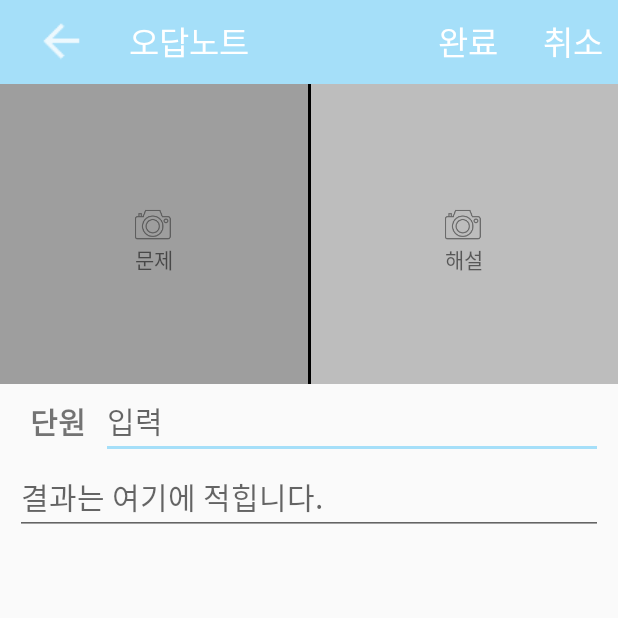
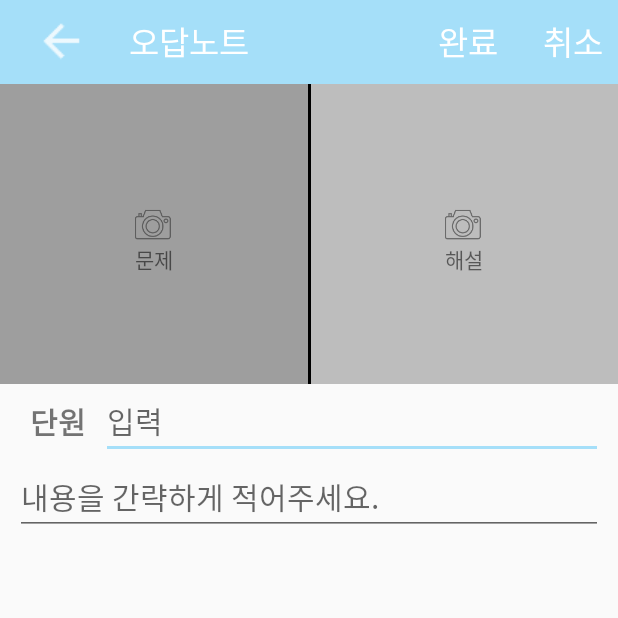
Before and after one commit to Mineru98/CnA, an Android app: the AddNote screen opened directly, with no data from a screen before it, on a phone screen of 412 x 824 dp, the top half of it. Run offline under Robolectric (Android 15) with nearby library versions, the phone set to English and light mode, and no system bars.

Commit message:
Update App Code

```diff
--- a/app/src/main/java/com/cna/mineru/cna/AddNote.java
+++ b/app/src/main/java/com/cna/mineru/cna/AddNote.java
@@ -420,6 +420,7 @@ public class AddNote extends AppCompatActivity {
                 } catch (IOException e) {
                     e.printStackTrace();
                 }
+                //int note_id = jsonString
                 et_title.setText(jsonString);
                 loadingDialog.progressOFF();
             }
--- a/app/src/main/res/values/strings.xml
+++ b/app/src/main/res/values/strings.xml
@@ -1,9 +1,9 @@
 <resources>
-    <string name="ip_set">http://175.215.90.55:8080</string>
-    <!--<string name="ip_set">http://122.34.12.104:6450</string>-->
+    <!--<string name="ip_set">http://175.215.90.55:8080</string>-->
+    <string name="ip_set">http://122.34.12.104:6450</string>
     <string name="app_name">CnA</string>
     <string name="title_home">홈</string>
-    <string name="title_plan">계획</string>\
+    <string name="title_plan">계획</string>
     <string name="title_graph">분석</string>
     <string name="title_test">시험</string>
     <string name="title_test_1">시험</string>
@@ -14,7 +14,7 @@
     <string name="btn_cancel">취소</string>
     <string name="btn_add">추가</string>
     <string name="et_title">내용</string>
-    <string name="et_content">결과는 여기에 적힙니다.</string>
+    <string name="et_content">내용을 간략하게 적어주세요.</string>
     <string name="et_form">목표</string>
     <string name="et_form_1">~</string>
     <string name="et_form_2">p</string>
--- a/build.gradle
+++ b/build.gradle
@@ -7,7 +7,7 @@ buildscript {
         jcenter()
     }
     dependencies {
-        classpath 'com.android.tools.build:gradle:3.3.2'
+        classpath 'com.android.tools.build:gradle:3.4.0'
         classpath 'com.google.gms:google-services:4.2.0'
         // NOTE: Do not place your application dependencies here; they belong
         // in the individual module build.gradle files
```
Also changed, not shown: gradle/wrapper/gradle-wrapper.properties, 4 other files.
